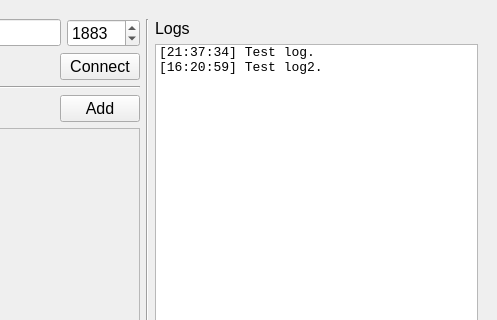
The window that gui/mainwindow.ui (TheZlodziej/mqtt-simulator) describes before a commit, drawn with Qt 5; both pictures show x 203 to 700 and y 0 to 320 of the 700 by 500 pixel window.
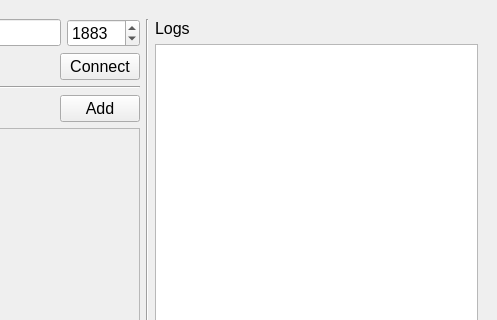
The same window after the commit.

Patch:
```diff
--- a/gui/mainwindow.ui
+++ b/gui/mainwindow.ui
@@ -211,16 +211,27 @@
             <pointsize>10</pointsize>
            </font>
           </property>
-          <item>
-           <property name="text">
-            <string>[21:37:34] Test log.</string>
-           </property>
-          </item>
-          <item>
-           <property name="text">
-            <string>[16:20:59] Test log2.</string>
-           </property>
-          </item>
+          <property name="horizontalScrollBarPolicy">
+           <enum>Qt::ScrollBarAlwaysOff</enum>
+          </property>
+          <property name="sizeAdjustPolicy">
+           <enum>QAbstractScrollArea::AdjustIgnored</enum>
+          </property>
+          <property name="textElideMode">
+           <enum>Qt::ElideNone</enum>
+          </property>
+          <property name="isWrapping" stdset="0">
+           <bool>false</bool>
+          </property>
+          <property name="uniformItemSizes">
+           <bool>false</bool>
+          </property>
+          <property name="wordWrap">
+           <bool>true</bool>
+          </property>
+          <property name="sortingEnabled">
+           <bool>false</bool>
+          </property>
          </widget>
         </item>
         <item alignment="Qt::AlignRight">
```
Left out of the diff: 18 changed lines with no effect on the pictures.
